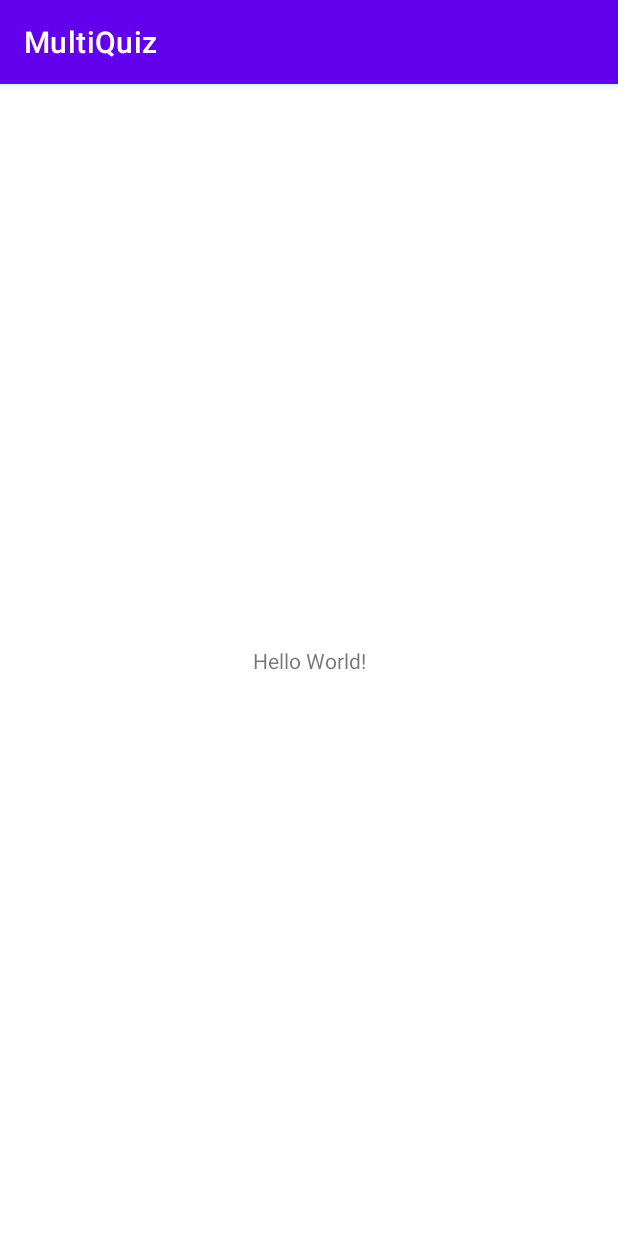
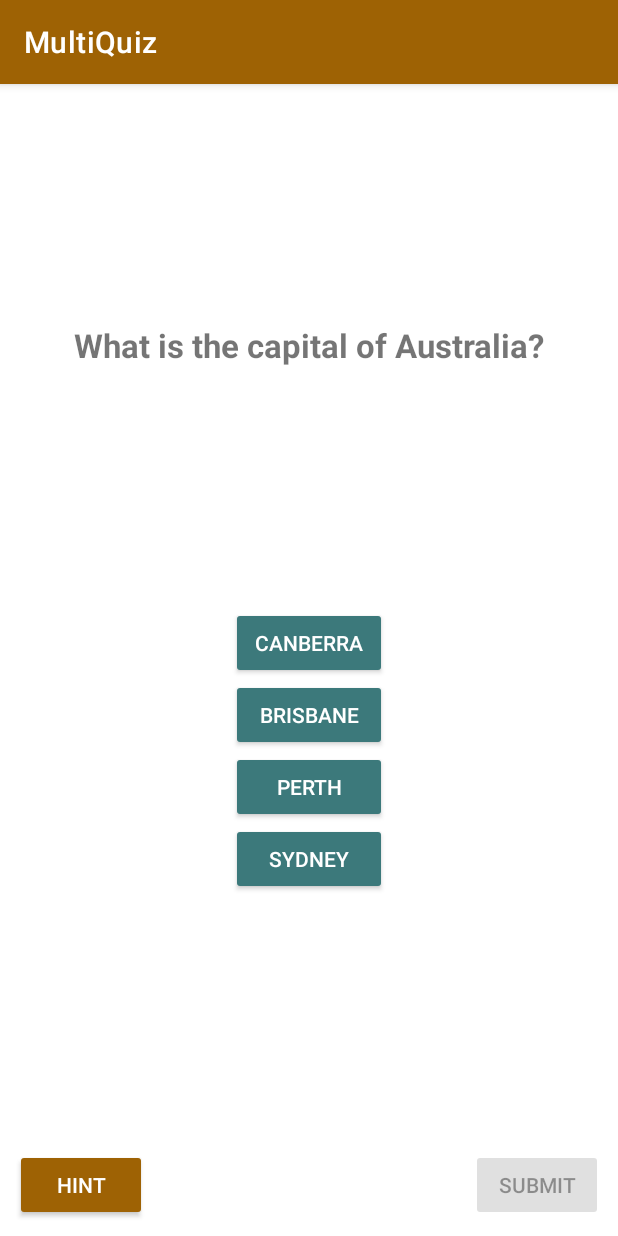
Before and after one commit to gasserahmed/VT-MIT, an Android app: the screen it shows after launch (MainActivity before the commit, QuizActivity after it), on a phone screen of 412 x 824 dp. Run offline under Robolectric (Android 15) with nearby library versions, the phone set to English and light mode, and no system bars.

Commit message:
Finished P1B-MultiQuiz Screenshot

```diff
--- a/CS5254-Mobile Application Development/Projects/Project 1B - MultiQuiz Screenshot/app/src/main/AndroidManifest.xml
+++ b/CS5254-Mobile Application Development/Projects/Project 1B - MultiQuiz Screenshot/app/src/main/AndroidManifest.xml
@@ -10,7 +10,10 @@
         android:supportsRtl="true"
         android:theme="@style/Theme.MultiQuiz">
         <activity
-            android:name=".MainActivity"
+            android:name=".ResultsActivity"
+            android:exported="false" />
+        <activity
+            android:name=".QuizActivity"
             android:exported="true">
             <intent-filter>
                 <action android:name="android.intent.action.MAIN" />
--- /dev/null
+++ b/CS5254-Mobile Application Development/Projects/Project 1B - MultiQuiz Screenshot/app/src/main/java/edu/vt/cs/cs5254/multiquiz/Answer.kt
@@ -0,0 +1,10 @@
+package edu.vt.cs.cs5254.multiquiz
+
+import androidx.annotation.StringRes
+
+data class Answer(
+    @StringRes val textResId: Int,
+    val isCorrect: Boolean,
+    var isEnabled: Boolean = true,
+    var isSelected: Boolean = false
+)
--- a/CS5254-Mobile Application Development/Projects/Project 1B - MultiQuiz Screenshot/app/src/main/java/edu/vt/cs/cs5254/multiquiz/MainActivity.kt
+++ /dev/null
@@ -1,11 +0,0 @@
-package edu.vt.cs.cs5254.multiquiz
-
-import androidx.appcompat.app.AppCompatActivity
-import android.os.Bundle
-
-class MainActivity : AppCompatActivity() {
-    override fun onCreate(savedInstanceState: Bundle?) {
-        super.onCreate(savedInstanceState)
-        setContentView(R.layout.activity_main)
-    }
-}
--- /dev/null
+++ b/CS5254-Mobile Application Development/Projects/Project 1B - MultiQuiz Screenshot/app/src/main/java/edu/vt/cs/cs5254/multiquiz/Question.kt
@@ -0,0 +1,7 @@
+package edu.vt.cs.cs5254.multiquiz
+
+import androidx.annotation.StringRes
+
+data class Question(
+    @StringRes val textResId: Int,
+    val answerList: List<Answer>)
--- /dev/null
+++ b/CS5254-Mobile Application Development/Projects/Project 1B - MultiQuiz Screenshot/app/src/main/java/edu/vt/cs/cs5254/multiquiz/QuizActivity.kt
@@ -0,0 +1,169 @@
+package edu.vt.cs.cs5254.multiquiz
+
+import android.content.Intent
+import android.content.res.ColorStateList
+import android.graphics.Color
+import androidx.appcompat.app.AppCompatActivity
+import android.os.Bundle
+import android.util.Log
+import android.widget.Button
+import androidx.core.view.children
+import androidx.lifecycle.ViewModelProvider
+import edu.vt.cs.cs5254.multiquiz.databinding.ActivityQuizBinding
+
+class QuizActivity : AppCompatActivity() {
+
+    private val DEFAULT_BUTTON_COLOR = "#3C797B"
+    private val SELECTED_BUTTON_COLOR = "#F39706"
+
+    lateinit var ui: ActivityQuizBinding
+
+    // view fields (only one)
+    lateinit var answerButtonList: List<Button>
+
+    // view model access
+    private val vm: QuizViewModel by lazy {
+        ViewModelProvider(this).get(QuizViewModel::class.java)
+    }
+
+    override fun onCreate(savedInstanceState: Bundle?) {
+        super.onCreate(savedInstanceState)
+
+        // ------------------------------------------------------
+        // Create binding and content view
+        // ------------------------------------------------------
+
+        ui = ActivityQuizBinding.inflate(layoutInflater)
+        val view = ui.root
+        setContentView(view)
+
+        // ------------------------------------------------------
+        // Initialize answer-button list
+        // ------------------------------------------------------
+
+        answerButtonList = ui.answerButtons
+            .children
+            .toList()
+            .filterIsInstance<Button>()
+
+        ui.hintButton.setText(R.string.hint_button)
+        ui.submitButton.setText(R.string.submit_button)
+
+        // ------------------------------------------------------
+        // Add listeners to buttons
+        // ------------------------------------------------------
+        answerButtonList.forEachIndexed { buttonIndex, button ->
+            button.setOnClickListener {
+                processAnswerButtonClick(buttonIndex)
+            }
+        }
+
+        ui.hintButton.setOnClickListener {
+            processHintButtonClick()
+        }
+        ui.submitButton.setOnClickListener {
+            processSubmitButtonClick()
+        }
+
+        // ------------------------------------------------------
+        // Refresh the view
+        // ------------------------------------------------------
+
+        refreshView()
+    }
+
+    private fun processAnswerButtonClick(buttonIndex: Int) {
+        val origIsSelected = vm.answerList[buttonIndex].isSelected
+        vm.answerList.forEach {
+            it.isSelected = false
+        }
+
+        vm.answerList[buttonIndex].isSelected = !origIsSelected
+        refreshView()
+    }
+
+    private fun processHintButtonClick() {
+
+        val randomAnswer = vm.answerList
+            .filter { it.isEnabled }
+            .filterNot { it.isCorrect }
+            .random()
+
+        randomAnswer.isEnabled = false
+        randomAnswer.isSelected = false
+
+        vm.incrementTotalHintsUsed()
+
+        refreshView()
+    }
+
+    private fun processSubmitButtonClick() {
+        if (vm.answerList.first { it.isSelected }.isCorrect) {
+            vm.incrementTotalCorrectAnswers()
+        }
+
+        if (vm.hasMoreQuestions) {
+            vm.gotoNextQuestion()
+            vm.answerList.forEach {
+                it.isEnabled = true
+                it.isSelected = false
+            }
+
+            refreshView()
+        } else {
+            val resultsIntent = ResultsActivity.newIntent(
+                this@QuizActivity,
+                vm.questionBankSize,
+                vm.totalCorrectAnswers,
+                vm.totalHintsUsed
+            )
+            startActivity(resultsIntent)
+        }
+
+    }
+
+    private fun refreshView() {
+
+        // ------------------------------------------------------
+        // Set text of question and answer buttons
+        // ------------------------------------------------------
+
+        ui.questionTextView.setText(vm.questionText)
+
+        val answerButtonPairs = vm.answerList.zip(answerButtonList)
+        answerButtonPairs.forEach { (answer, button) -> button.setText(answer.textResId) }
+
+        ui.hintButton.isEnabled = false
+        ui.submitButton.isEnabled = false
+        answerButtonPairs.forEach { (answer, button) ->
+            button.isEnabled = answer.isEnabled
+            button.isSelected = answer.isSelected
+            if (answer.isSelected) {
+                setButtonColor(button, SELECTED_BUTTON_COLOR)
+            } else {
+                setButtonColor(button, DEFAULT_BUTTON_COLOR)
+            }
+
+            if (!answer.isEnabled) {
+                button.alpha = .5f
+            }
+        }
+
+        // Handle submit button
+        if (answerButtonPairs.any { (answer) -> answer.isSelected }) {
+            ui.submitButton.isEnabled = true // enable if any answer is selected
+        }
+
+        // Handle hint button
+        if (answerButtonPairs.any { (answer) -> answer.isEnabled && !answer.isCorrect }) {
+            ui.hintButton.isEnabled = true // enable if at least one wrong answer is enabled
+        }
+    }
+
+    private fun setButtonColor(button: Button, colorString: String) {
+        button.backgroundTintList =
+            ColorStateList.valueOf(Color.parseColor(colorString))
+        button.setTextColor(Color.WHITE)
+        button.alpha = 1f
+    }
+}
--- /dev/null
+++ b/CS5254-Mobile Application Development/Projects/Project 1B - MultiQuiz Screenshot/app/src/main/java/edu/vt/cs/cs5254/multiquiz/QuizViewModel.kt
@@ -0,0 +1,71 @@
+package edu.vt.cs.cs5254.multiquiz
+
+import android.util.Log
+import androidx.lifecycle.ViewModel
+import kotlin.math.log
+
+class QuizViewModel : ViewModel() {
+    private val questionBank = listOf(
+        Question(
+            R.string.australia_question,
+            listOf(
+                Answer(R.string.australia_answer_canberra, true),
+                Answer(R.string.australia_answer_brisbane, false),
+                Answer(R.string.australia_answer_perth, false),
+                Answer(R.string.australia_answer_sydney, false)
+            )
+        ),
+        Question(
+            R.string.opera_question,
+            listOf(
+                Answer(R.string.australia_answer_brisbane, false),
+                Answer(R.string.australia_answer_sydney, true),
+                Answer(R.string.australia_answer_perth, false),
+                Answer(R.string.australia_answer_canberra, false)
+            )
+        ),
+        Question(
+            R.string.france_question,
+            listOf(
+                Answer(R.string.france_answer_lyon, false),
+                Answer(R.string.france_answer_marseille, false),
+                Answer(R.string.france_answer_paris, true),
+                Answer(R.string.france_answer_nice, false)
+            )
+        ),
+        Question(
+            R.string.eiffel_question,
+            listOf(
+                Answer(R.string.france_answer_lyon, false),
+                Answer(R.string.france_answer_marseille, false),
+                Answer(R.string.france_answer_nice, false),
+                Answer(R.string.france_answer_paris, true)
+            )
+        )
+    )
+    val questionBankSize: Int
+        get() = questionBank.size
+
+    private var questionIndex = 0
+    val questionText
+        get() = questionBank[questionIndex].textResId
+    val answerList
+        get() = questionBank[questionIndex].answerList
+
+    fun gotoNextQuestion() {
+        questionIndex = (questionIndex + 1) % questionBank.size
+    }
+
+    val hasMoreQuestions
+        get() = questionIndex < questionBank.size - 1
+
+    var totalCorrectAnswers : Int = 0
+    fun incrementTotalCorrectAnswers() {
+        totalCorrectAnswers++
+    }
+
+    var totalHintsUsed = 0
+    fun incrementTotalHintsUsed() {
+        totalHintsUsed++
+    }
+}
--- a/CS5254-Mobile Application Development/Projects/Project 1B - MultiQuiz Screenshot/app/src/main/res/layout/activity_main.xml
+++ /dev/null
@@ -1,18 +0,0 @@
-<?xml version="1.0" encoding="utf-8"?>
-<androidx.constraintlayout.widget.ConstraintLayout xmlns:android="http://schemas.android.com/apk/res/android"
-    xmlns:app="http://schemas.android.com/apk/res-auto"
-    xmlns:tools="http://schemas.android.com/tools"
-    android:layout_width="match_parent"
-    android:layout_height="match_parent"
-    tools:context=".MainActivity">
-
-    <TextView
-        android:layout_width="wrap_content"
-        android:layout_height="wrap_content"
-        android:text="Hello World!"
-        app:layout_constraintBottom_toBottomOf="parent"
-        app:layout_constraintLeft_toLeftOf="parent"
-        app:layout_constraintRight_toRightOf="parent"
-        app:layout_constraintTop_toTopOf="parent" />
-
-</androidx.constraintlayout.widget.ConstraintLayout>
--- /dev/null
+++ b/CS5254-Mobile Application Development/Projects/Project 1B - MultiQuiz Screenshot/app/src/main/res/layout/activity_quiz.xml
@@ -0,0 +1,93 @@
+<?xml version="1.0" encoding="utf-8"?>
+<androidx.constraintlayout.widget.ConstraintLayout xmlns:android="http://schemas.android.com/apk/res/android"
+    xmlns:app="http://schemas.android.com/apk/res-auto"
+    xmlns:tools="http://schemas.android.com/tools"
+    android:layout_width="match_parent"
+    android:layout_height="match_parent"
+    tools:context=".QuizActivity">
+
+    <TextView
+        android:id="@+id/question_text_view"
+        android:layout_width="wrap_content"
+        android:layout_height="wrap_content"
+        android:gravity="center"
+        android:text="@string/question_text"
+        android:textSize="22sp"
+        android:textStyle="bold"
+        app:layout_constraintBottom_toTopOf="@+id/answer_buttons"
+        app:layout_constraintEnd_toEndOf="parent"
+        app:layout_constraintStart_toStartOf="parent"
+        app:layout_constraintTop_toTopOf="parent" />
+
+    <LinearLayout
+        android:id="@+id/answer_buttons"
+        android:layout_width="wrap_content"
+        android:layout_height="wrap_content"
+        android:orientation="vertical"
+        app:layout_constraintBottom_toTopOf="@+id/function_buttons"
+        app:layout_constraintEnd_toEndOf="parent"
+        app:layout_constraintStart_toStartOf="parent"
+        app:layout_constraintTop_toBottomOf="@+id/question_text_view">
+
+        <Button
+            android:id="@+id/answer_0_button"
+            style="?android:buttonStyle"
+            android:layout_width="match_parent"
+            android:layout_height="wrap_content"
+            android:text="@string/answer_0_button" />
+
+        <Button
+            android:id="@+id/answer_1_button"
+            style="?android:buttonStyle"
+            android:layout_width="match_parent"
+            android:layout_height="wrap_content"
+            android:text="@string/answer_1_button" />
+
+        <Button
+            android:id="@+id/answer_2_button"
+            style="?android:buttonStyle"
+            android:layout_width="match_parent"
+            android:layout_height="wrap_content"
+            android:text="@string/answer_2_button" />
+
+        <Button
+            android:id="@+id/answer_3_button"
+            style="?android:buttonStyle"
+            android:layout_width="match_parent"
+            android:layout_height="wrap_content"
+            android:text="@string/answer_3_button" />
+
+    </LinearLayout>
+
+    <LinearLayout
+        android:id="@+id/function_buttons"
+        android:layout_width="match_parent"
+        android:layout_height="wrap_content"
+        android:orientation="horizontal"
+        android:padding="10dp"
+        app:layout_constraintBottom_toBottomOf="parent"
+        app:layout_constraintEnd_toEndOf="parent"
+        app:layout_constraintStart_toStartOf="parent">
+
+        <Button
+            android:id="@+id/hint_button"
+            style="?android:buttonStyle"
+            android:layout_width="wrap_content"
+            android:layout_height="wrap_content"
+            android:text="@string/hint_button" />
+
+        <Space
+            android:layout_width="0dp"
+            android:layout_height="0dp"
+            android:layout_weight="1" />
+
+        <Button
+            android:id="@+id/submit_button"
+            style="?android:buttonStyle"
+            android:layout_width="wrap_content"
+            android:layout_height="wrap_content"
+            android:text="@string/submit_button" />
+
+    </LinearLayout>
+
+</androidx.constraintlayout.widget.ConstraintLayout>
--- a/CS5254-Mobile Application Development/Projects/Project 1B - MultiQuiz Screenshot/app/src/main/res/values-night/themes.xml
+++ b/CS5254-Mobile Application Development/Projects/Project 1B - MultiQuiz Screenshot/app/src/main/res/values-night/themes.xml
@@ -2,8 +2,8 @@
     <!-- Base application theme. -->
     <style name="Theme.MultiQuiz" parent="Theme.MaterialComponents.DayNight.DarkActionBar">
         <!-- Primary brand color. -->
-        <item name="colorPrimary">@color/purple_200</item>
-        <item name="colorPrimaryVariant">@color/purple_700</item>
+        <item name="colorPrimary">@color/gold_200</item>
+        <item name="colorPrimaryVariant">@color/gold_700</item>
         <item name="colorOnPrimary">@color/black</item>
         <!-- Secondary brand color. -->
         <item name="colorSecondary">@color/teal_200</item>
--- a/CS5254-Mobile Application Development/Projects/Project 1B - MultiQuiz Screenshot/app/src/main/res/values/colors.xml
+++ b/CS5254-Mobile Application Development/Projects/Project 1B - MultiQuiz Screenshot/app/src/main/res/values/colors.xml
@@ -1,10 +1,10 @@
 <?xml version="1.0" encoding="utf-8"?>
 <resources>
-    <color name="purple_200">#FFBB86FC</color>
-    <color name="purple_500">#FF6200EE</color>
-    <color name="purple_700">#FF3700B3</color>
-    <color name="teal_200">#FF03DAC5</color>
-    <color name="teal_700">#FF018786</color>
+    <color name="gold_200">#F39706</color>
+    <color name="gold_500">#9E6204</color>
+    <color name="gold_700">#724703</color>
+    <color name="teal_200">#3C797B</color>
+    <color name="teal_700">#2B5658</color>
     <color name="black">#FF000000</color>
     <color name="white">#FFFFFFFF</color>
 </resources>
--- a/CS5254-Mobile Application Development/Projects/Project 1B - MultiQuiz Screenshot/app/src/main/res/values/strings.xml
+++ b/CS5254-Mobile Application Development/Projects/Project 1B - MultiQuiz Screenshot/app/src/main/res/values/strings.xml
@@ -1,3 +1,30 @@
 <resources>
     <string name="app_name">MultiQuiz</string>
+    <string name="question_text">Question</string>
+    <string name="answer_0_button">Answer 0</string>
+    <string name="answer_1_button">Answer 1</string>
+    <string name="answer_2_button">Answer 2</string>
+    <string name="answer_3_button">Answer 3</string>
+    <string name="australia_question">What is the capital of Australia?</string>
+    <string name="opera_question">Where is the Sydney Opera House located?</string>
+    <string name="france_question">What is the capital of France?</string>
+    <string name="eiffel_question">Where is the Eiffel Tower located?</string>
+    <string name="australia_answer_brisbane">Brisbane</string>
+    <string name="australia_answer_canberra">Canberra</string>
+    <string name="australia_answer_perth">Perth</string>
+    <string name="australia_answer_sydney">Sydney</string>
+    <string name="france_answer_paris">Paris</string>
+    <string name="france_answer_marseille">Marseille</string>
+    <string name="france_answer_nice">Nice</string>
+    <string name="france_answer_lyon">Lyon</string>
+    <string name="hint_button">Hint</string>
+    <string name="submit_button">Submit</string>
+    <string name="results_header_text">Results</string>
+    <string name="total_questions_label">Total questions:</string>
+    <string name="total_questions_value">0</string>
+    <string name="total_answers_correct_label">Total Correct:</string>
+    <string name="total_answers_correct_value">0</string>
+    <string name="total_hints_used_label">Hints used:</string>
+    <string name="total_hints_used_value">0</string>
+    <string name="retake_quiz_button">Retake Quiz</string>
 </resources>
--- a/CS5254-Mobile Application Development/Projects/Project 1B - MultiQuiz Screenshot/app/src/main/res/values/themes.xml
+++ b/CS5254-Mobile Application Development/Projects/Project 1B - MultiQuiz Screenshot/app/src/main/res/values/themes.xml
@@ -2,8 +2,8 @@
     <!-- Base application theme. -->
     <style name="Theme.MultiQuiz" parent="Theme.MaterialComponents.DayNight.DarkActionBar">
         <!-- Primary brand color. -->
-        <item name="colorPrimary">@color/purple_500</item>
-        <item name="colorPrimaryVariant">@color/purple_700</item>
+        <item name="colorPrimary">@color/gold_500</item>
+        <item name="colorPrimaryVariant">@color/gold_700</item>
         <item name="colorOnPrimary">@color/white</item>
         <!-- Secondary brand color. -->
         <item name="colorSecondary">@color/teal_200</item>
```
Also changed, not shown: CS5254-Mobile Application Development/Projects/Project 1B - MultiQuiz Screenshot/app/build.gradle (+21 -22 lines), CS5254-Mobile Application Development/Projects/Project 1B - MultiQuiz Screenshot/app/src/main/java/edu/vt/cs/cs5254/multiquiz/ResultsActivity.kt (added, +48 -0 lines), CS5254-Mobile Application Development/Projects/Project 1B - MultiQuiz Screenshot/app/src/main/res/layout/activity_results.xml (added, +117 -0 lines), 1 other file.
